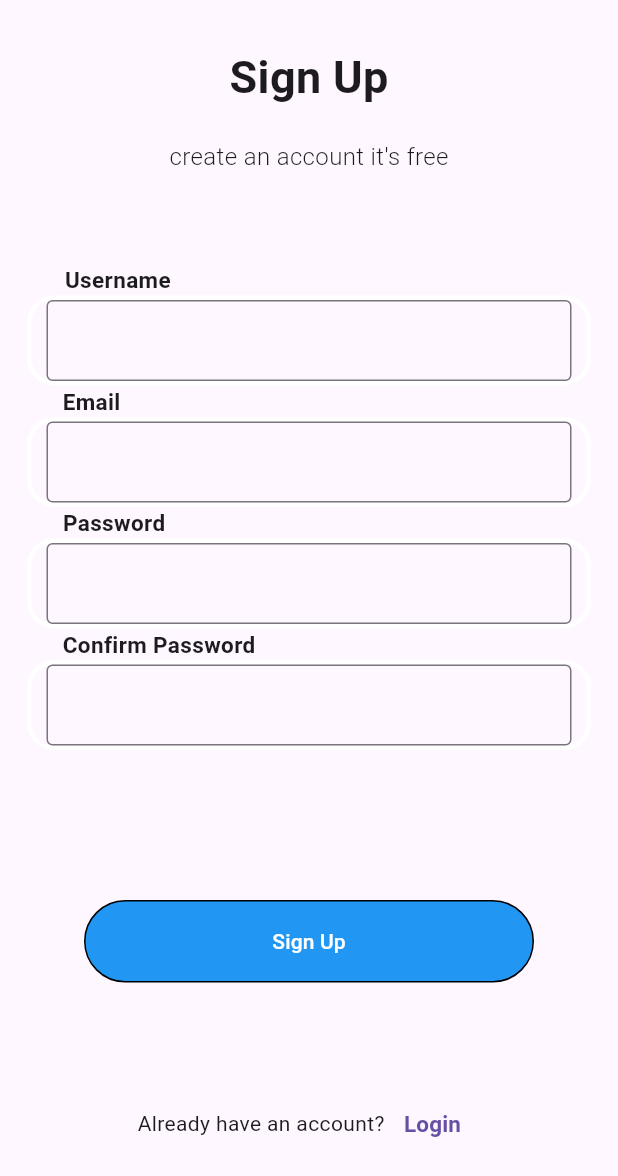
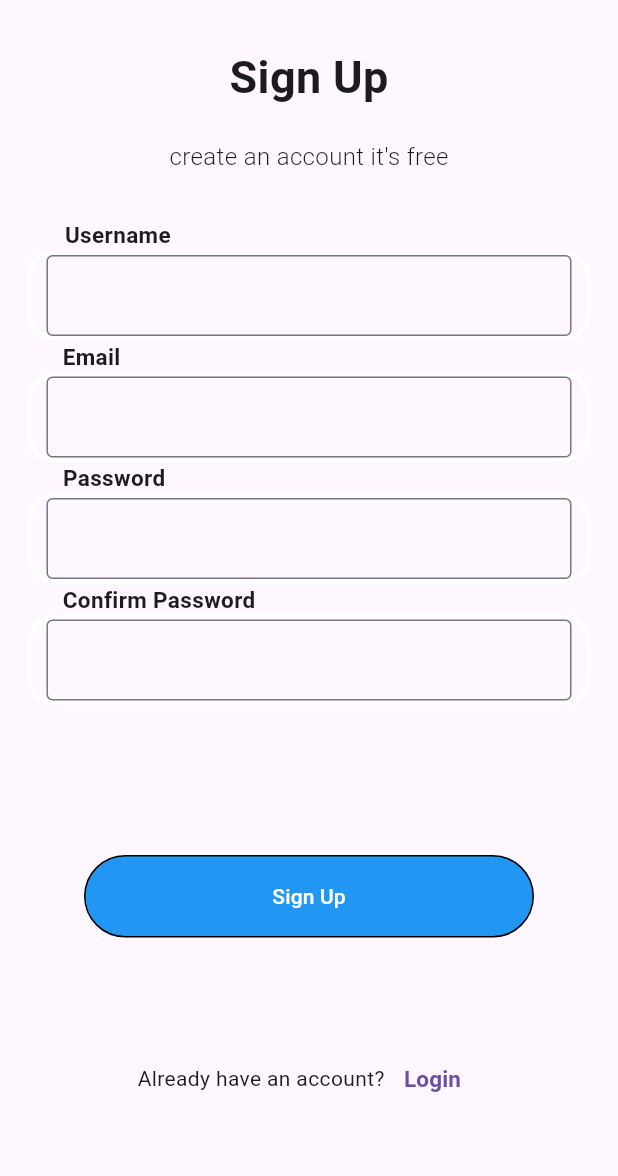
Before and after one commit to JiphinGeorge/flutterxfirebase_1, a Flutter app: the Signup screen opened directly, on a phone screen of 412 x 824 dp. Shown: the top 1176 px of the screen. Run offline on Flutter 3.47's test engine with Material 3 defaults, Android fonts, the phone set to English and light mode, and no system bars.

Commit message:
Initial commit

```diff
--- a/lib/signup.dart
+++ b/lib/signup.dart
@@ -25,7 +25,7 @@ class _SignupState extends State<Signup> {
             ),
           ),
           Padding(
-            padding: const EdgeInsets.only(bottom: 60),
+            padding: const EdgeInsets.only(bottom: 30),
             child: Text(
               "create an account it's free",
               style: TextStyle(fontSize: 16, fontWeight: FontWeight.w300),
```
